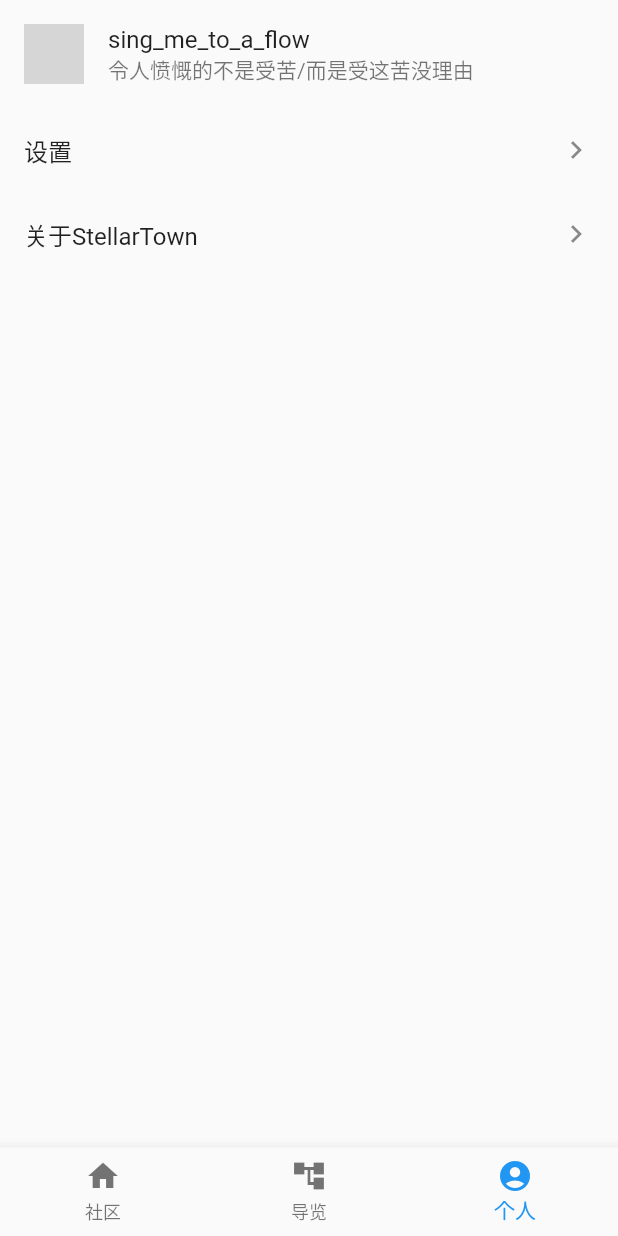
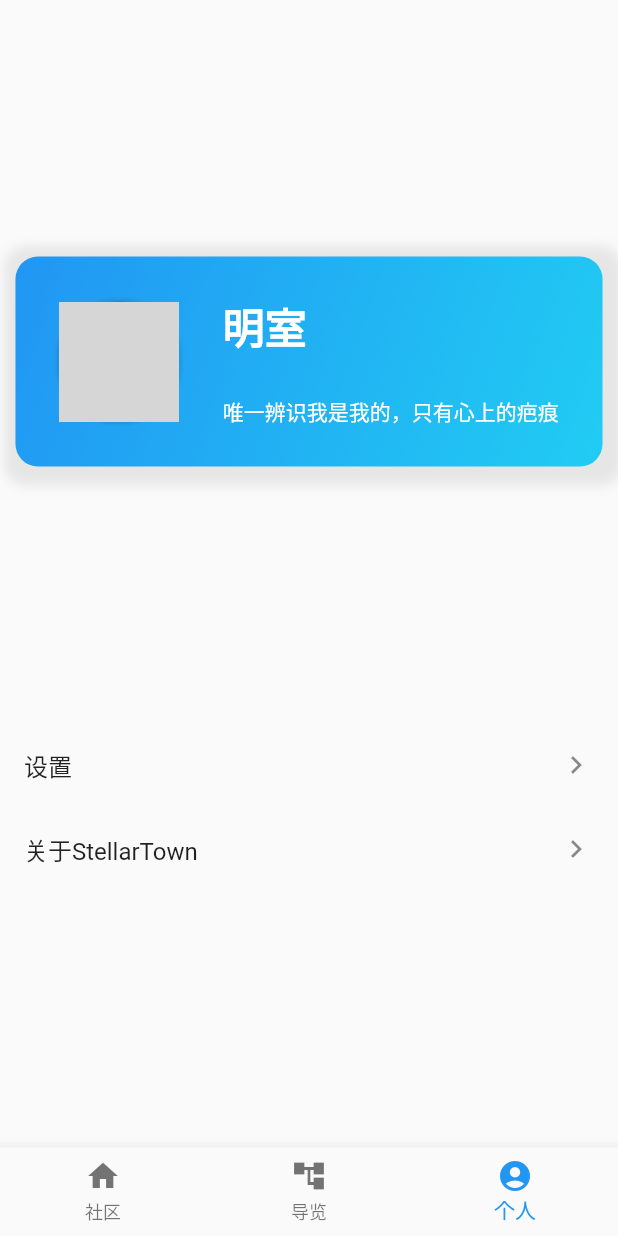
Before and after one commit to litaott/stellar_town, a Flutter app: the screen it shows after launch, item 3 of the bottom bar chosen, on a phone screen of 412 x 824 dp. Run offline on Flutter 3.47's test engine with Material 2 defaults, Android fonts, the phone set to English and light mode, and no system bars; our stand-ins replace dart_mappable, dio, shared_preferences; generated files the repository leaves out were written again; network calls fail; grey boxes are pictures that could not be loaded.

Commit message:
项目结构优化

```diff
--- a/lib/component/Navigation.dart
+++ b/lib/component/Navigation.dart
@@ -28,7 +28,6 @@ class NavigationState extends State<Navigation> {
   @override
   Widget build(BuildContext context) {
     return MaterialApp(
-      debugShowCheckedModeBanner: false,
       home: Scaffold(
         body: _children[_currentIndex],
         bottomNavigationBar: BottomNavigationBar(
@@ -54,8 +53,10 @@ class NavigationState extends State<Navigation> {
   }
 
   void onTabTapped(int index) {
-    setState(() {
-      _currentIndex = index;
-    });
+    setState(
+      () {
+        _currentIndex = index;
+      },
+    );
   }
 }
--- a/lib/component/user/TextInput.dart
+++ b/lib/component/user/TextInput.dart
@@ -33,7 +33,7 @@ class TextInput extends StatelessWidget {
           border: const OutlineInputBorder(
             borderRadius: BorderRadius.all(Radius.circular(30)),
             borderSide: BorderSide(
-              color: blue,
+              color: ColorTheme.blue,
             ),
           ),
         ),
--- a/lib/component/user/UserInfoBrief.dart
+++ b/lib/component/user/UserInfoBrief.dart
@@ -1,4 +1,7 @@
 import 'package:flutter/material.dart';
+import 'package:stellar_town/main.dart';
+import 'package:stellar_town/theme/ColorTheme.dart';
+import 'package:stellar_town/theme/TextStyleTheme.dart';
 
 /// 用户简短信息组件
 /// @author tt
@@ -14,14 +17,68 @@ class UserInfoBrief extends StatefulWidget {
 class UserInfoBriefState extends State<UserInfoBrief> {
   @override
   Widget build(BuildContext context) {
-    return ListTile(
-      leading: CircleAvatar(
-        backgroundImage:
-            Image.network('https://img.duoziwang.com/2018/04/2411164027183.jpg')
-                .image,
+    return Container(
+      width: screenWidth * 0.95,
+      height: 140,
+      decoration: BoxDecoration(
+        borderRadius: BorderRadius.circular(15),
+        boxShadow: const [
+          BoxShadow(
+            offset: Offset(3, 3),
+            blurRadius: 6,
+            spreadRadius: 10,
+            color: Color.fromARGB(20, 0, 0, 0),
+          ),
+        ],
+        gradient: const LinearGradient(
+          begin: Alignment.topLeft,
+          end: Alignment.bottomRight,
+          colors: [ColorTheme.blue, ColorTheme.lightBlue],
+        ),
       ),
-      title: const Text('sing_me_to_a_flow'),
-      subtitle: const Text('令人愤慨的不是受苦/而是受这苦没理由'),
+      child: Row(
+        mainAxisAlignment: MainAxisAlignment.spaceEvenly,
+        children: [
+          Container(
+            width: 80,
+            height: 80,
+            decoration: BoxDecoration(
+              borderRadius: BorderRadius.circular(40),
+              boxShadow: const [
+                BoxShadow(
+                  offset: Offset(0, 0),
+                  blurRadius: 1,
+                  spreadRadius: 2,
+                  color: Color.fromARGB(20, 0, 0, 0),
+                ),
+              ],
+            ),
+            child: CircleAvatar(
+              radius: 40,
+              backgroundImage: Image.network(
+                      'https://img.duoziwang.com/2018/04/2411164027183.jpg')
+                  .image,
+            ),
+          ),
+          const Column(
+            mainAxisAlignment: MainAxisAlignment.spaceEvenly,
+            crossAxisAlignment: CrossAxisAlignment.start,
+            children: [
+              Text(
+                '明室',
+                style: TextStyleTheme.currentUsernameStyle,
+              ),
+              Text(
+                '唯一辨识我是我的，只有心上的疤痕',
+                style: TextStyle(
+                  color: Colors.white,
+                  fontSize: 14,
+                ),
+              ),
+            ],
+          ),
+        ],
+      ),
     );
   }
 }
--- a/lib/main.dart
+++ b/lib/main.dart
@@ -5,6 +5,8 @@ import 'package:stellar_town/view/SplashView.dart';
 import 'package:stellar_town/view/user/LoginView.dart';
 
 final GlobalKey<NavigatorState> navigatorKey = GlobalKey<NavigatorState>();
+late double screenWidth;
+late double screenHeight;
 
 void main() {
   runApp(const Myapp());
@@ -15,12 +17,17 @@ class Myapp extends StatelessWidget {
 
   @override
   Widget build(BuildContext context) {
+    screenWidth = MediaQuery.of(context).size.width;
+    screenHeight = MediaQuery.of(context).size.height;
+
     checkLoginStatus();
 
-    SystemChrome.setSystemUIOverlayStyle(const SystemUiOverlayStyle(
-      statusBarColor: Colors.transparent,
-      statusBarIconBrightness: Brightness.dark,
-    ));
+    SystemChrome.setSystemUIOverlayStyle(
+      const SystemUiOverlayStyle(
+        statusBarColor: Colors.transparent,
+        statusBarIconBrightness: Brightness.dark,
+      ),
+    );
 
     return MaterialApp(
       navigatorKey: navigatorKey,
@@ -34,8 +41,7 @@ class Myapp extends StatelessWidget {
   }
 
   void checkLoginStatus() async {
-    // 检查登录状态
-    await Future.delayed(const Duration(seconds: 2)); // 模拟耗时操作
+    await Future.delayed(const Duration(seconds: 2));
     if (navigatorKey.currentState?.canPop() != true) {
       navigatorKey.currentState?.pushReplacementNamed('/login');
     }
--- a/lib/theme/ColorTheme.dart
+++ b/lib/theme/ColorTheme.dart
@@ -4,11 +4,18 @@ import 'package:flutter/material.dart';
 /// @author tt
 /// @date 2023-06-24
 
-///蓝色
-const Color blue = Color(0xFF2196F3);
+class ColorTheme {
+  ColorTheme._();
 
-///浅蓝色
-const Color lightBlue = Color(0xFF21FFF3);
+  ///蓝色
+  static const Color blue = Color(0xFF2196F3);
 
-///深蓝色
-const Color deepBlue = Color(0xFF2144F3);
+  ///浅蓝色
+  static const Color lightBlue = Color(0xFF21CCF3);
+
+  ///深蓝色
+  static const Color deepBlue = Color(0xFF2144F3);
+
+  ///青色
+  static const Color cyan = Color(0xFF21FFF3);
+}
--- /dev/null
+++ b/lib/theme/TextStyleTheme.dart
@@ -0,0 +1,30 @@
+import 'package:flutter/material.dart';
+import 'package:stellar_town/theme/ColorTheme.dart';
+
+/// 文字样式
+/// @author tt
+/// @date 2023-06-21
+
+class TextStyleTheme {
+  TextStyleTheme._();
+
+  /// 跳转注册底部蓝字
+  static const TextStyle registerStyle = TextStyle(
+    color: ColorTheme.blue,
+    fontSize: 14,
+    fontStyle: FontStyle.italic,
+  );
+
+  /// 登录/注册按钮字体
+  static const TextStyle loginButtonStyle = TextStyle(
+    color: Colors.white,
+    fontSize: 28,
+  );
+
+  /// 当前用户名
+  static const TextStyle currentUsernameStyle = TextStyle(
+    color: Colors.white,
+    fontSize: 28,
+    fontWeight: FontWeight.bold,
+  );
+}
--- a/lib/theme/TextTheme.dart
+++ /dev/null
@@ -1,19 +0,0 @@
-import 'package:flutter/material.dart';
-import 'package:stellar_town/theme/ColorTheme.dart';
-
-/// 文字样式
-/// @author tt
-/// @date 2023-06-21
-
-/// 跳转注册底部蓝字
-const TextStyle registerStyle = TextStyle(
-  color: blue,
-  fontSize: 14,
-  fontStyle: FontStyle.italic,
-);
-
-/// 登录/注册按钮字体
-const TextStyle loginButtonStyle = TextStyle(
-  color: Colors.white,
-  fontSize: 28,
-);
--- a/lib/util/HttpUtil.dart
+++ b/lib/util/HttpUtil.dart
@@ -1,5 +1,5 @@
 import 'package:dio/dio.dart';
-import 'package:stellar_town/constant/Url.dart';
+import 'package:stellar_town/constant/ConstUrl.dart';
 
 /// Http请求工具类
 /// @author tt
@@ -8,7 +8,7 @@ import 'package:stellar_town/constant/Url.dart';
 class HttpUtil {
   // Initialize the default options
   static final BaseOptions defaultOptions = BaseOptions(
-    baseUrl: baseUrl,
+    baseUrl: ConstUrl.baseUrl,
     connectTimeout: 5000,
     receiveTimeout: 5000,
   );
--- a/lib/view/SplashView.dart
+++ b/lib/view/SplashView.dart
@@ -32,6 +32,7 @@ class SplashView extends StatelessWidget {
             ),
           ),
         ),
-    ));
+      ),
+    );
   }
 }
--- a/lib/view/user/PersonalView.dart
+++ b/lib/view/user/PersonalView.dart
@@ -17,16 +17,23 @@ class PersonalView extends StatefulWidget {
 class PersonalViewState extends State<PersonalView> {
   @override
   Widget build(BuildContext context) {
-    SystemChrome.setSystemUIOverlayStyle(const SystemUiOverlayStyle(
-      statusBarColor: Colors.transparent,
-      statusBarIconBrightness: Brightness.dark,
-    ));
+    SystemChrome.setSystemUIOverlayStyle(
+      const SystemUiOverlayStyle(
+        statusBarColor: Colors.transparent,
+        statusBarIconBrightness: Brightness.dark,
+      ),
+    );
 
     return const Scaffold(
-        body: SafeArea(
-            child: Column(children: [
-      UserInfoBrief(),
-      RouteList(),
-    ])));
+      body: SafeArea(
+        child: Column(
+          mainAxisAlignment: MainAxisAlignment.spaceEvenly,
+          children: [
+            UserInfoBrief(),
+            RouteList(),
+          ],
+        ),
+      ),
+    );
   }
 }
```
Also changed, not shown: lib/component/user/CircleButton.dart (+3 -7 lines), lib/constant/ConstUrl.dart (added, +16 -0 lines), lib/constant/Url.dart (deleted, +0 -9 lines), lib/entity/user/User.dart (+22 -22 lines), lib/entity/user/User.mapper.dart (+22 -16 lines), lib/view/user/LoginView.dart (+11 -7 lines), lib/view/user/RegisterView.dart (+6 -3 lines), assets/image/default.png (renamed from assets/image/splash.png). Lines whose indentation alone changed are shown as unchanged.
